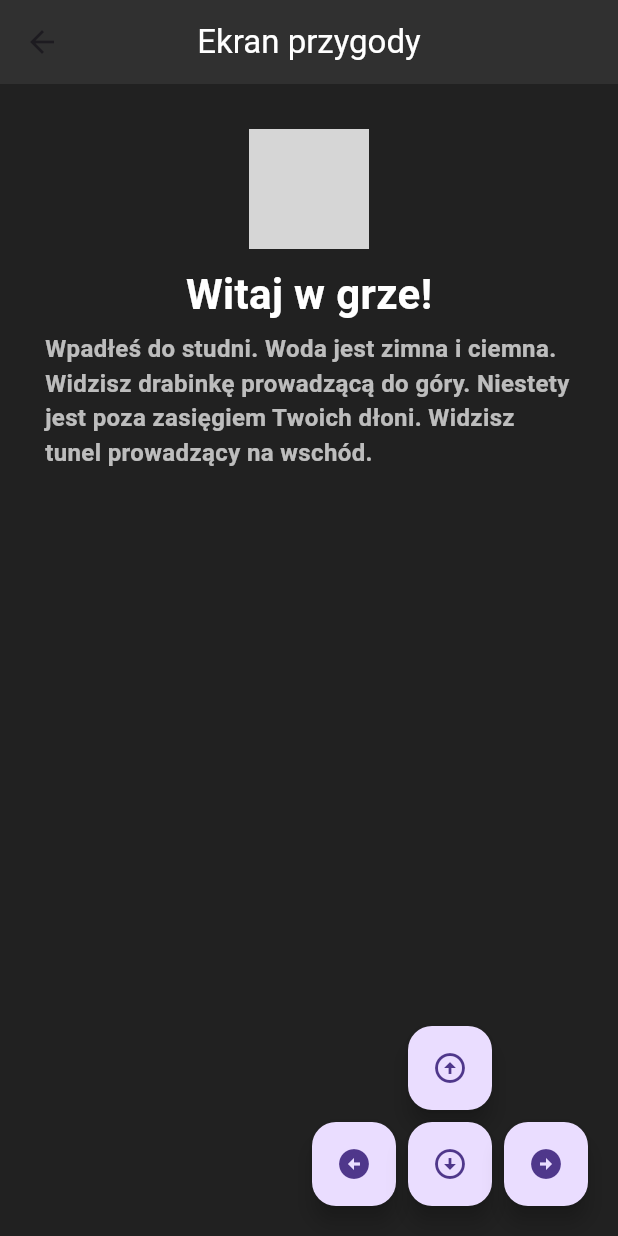
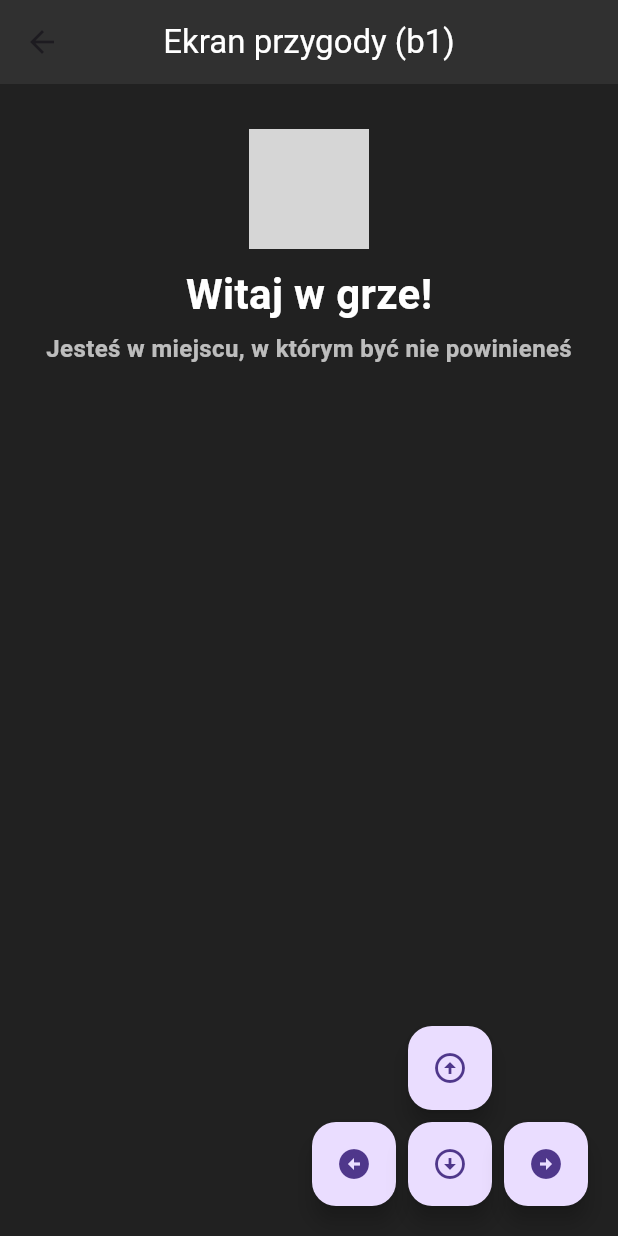
Before and after one commit to Porkite/darth-flutter, a Flutter app: the Game screen opened by its route, after a tap on the "arrow circle up" icon, on a phone screen of 412 x 824 dp. Run offline on Flutter 3.47's test engine with Material 3 defaults, Android fonts, the phone set to English and light mode, and no system bars; grey boxes are pictures that could not be loaded.

Commit message:
add movement

```diff
--- a/assets/adventures/dungeon.json
+++ b/assets/adventures/dungeon.json
@@ -6,7 +6,7 @@
       "000x0",
       "000x0"
     ],
-    "fileNamesInSequence": "abdcd",
+    "fileNamesInSequence": "abcde",
     "rankNamesInSequence": "1234"
   },
   "paragraphs": [
@@ -34,11 +34,11 @@
       "type": "text",
       "identifier": "d3",
       "options": {},
-      "text": "Jesteś w małym pomieszczeniu. Możesz iść na północ."
+      "text": "Jesteś w małym pomieszczeniu. Możesz iść na północ. Na południu widzisz jakieś handlarza"
     },
     {
       "type": "shop",
-      "identifier": "shop",
+      "identifier": "d4",
       "text": "",
       "options": {
         "welcomeText": "Jaką potkę wariacie ?",
--- a/lib/game/game.dart
+++ b/lib/game/game.dart
@@ -1,5 +1,9 @@
 import 'package:darth_flutter/game/paragraph-view-factory.dart';
+import 'package:darth_flutter/service/model/direction.dart';
 import 'package:flutter/material.dart';
+
+import '../service/game_manager.dart';
+
 
 class Game extends StatefulWidget {
   const Game({super.key});
@@ -10,15 +14,19 @@ class Game extends StatefulWidget {
 
 class _GameState extends State<Game> {
   String selectedIdentifier = 'b2';
+  // GameManager().changePlayerPosition('ds');
+  // Singleton().doSomething();
 
-  void setSelectedIdentifier(String identifier) {
+  void setSelectedIdentifier(Direction direction) {
     setState(() {
-      selectedIdentifier = identifier;
+      GameManager().changePlayerPosition(direction);
+      selectedIdentifier = GameManager().getPlayerPosition();
     });
   }
 
   @override
-  void initState() {
+  void initState()
+  {
     super.initState();
   }
 
@@ -27,8 +35,8 @@ class _GameState extends State<Game> {
     return Scaffold(
       backgroundColor: Colors.grey[900],
       appBar: AppBar(
-        title: const Text('Ekran przygody',
-            style: TextStyle(
+        title: Text('Ekran przygody ($selectedIdentifier)',
+            style: const TextStyle(
               color: Colors.white,
             )),
         centerTitle: true,
@@ -59,7 +67,9 @@ class _GameState extends State<Game> {
                 padding: const EdgeInsets.all(4.0),
                 child: FloatingActionButton(
                   heroTag: "n",
-                  onPressed: () {},
+                  onPressed: () {
+                    setSelectedIdentifier(Direction.NORTH);
+                  },
                   child: Icon(Icons.arrow_circle_up),
                 ),
               ),
@@ -74,7 +84,7 @@ class _GameState extends State<Game> {
                 child: FloatingActionButton(
                   heroTag: "e",
                   onPressed: () {
-                    setSelectedIdentifier("b2");
+                    setSelectedIdentifier(Direction.EAST);
                   },
                   child: Icon(Icons.arrow_circle_left),
                 ),
@@ -84,7 +94,7 @@ class _GameState extends State<Game> {
                 child: FloatingActionButton(
                   heroTag: "s",
                   onPressed: () {
-                    setSelectedIdentifier("shop");
+                    setSelectedIdentifier(Direction.SOUTH);
                   },
                   child: Icon(Icons.arrow_circle_down),
                 ),
@@ -94,7 +104,7 @@ class _GameState extends State<Game> {
                 child: FloatingActionButton(
                   heroTag: "w",
                   onPressed: () {
-                    setSelectedIdentifier("d2");
+                    setSelectedIdentifier(Direction.WEST);
                   },
                   child: Icon(Icons.arrow_circle_right),
                 ),
--- a/lib/game/paragraph-view-factory.dart
+++ b/lib/game/paragraph-view-factory.dart
@@ -9,7 +9,6 @@ class ParagraphViewFactory {
   static Future<Widget> buildParagraphViewByIdentifier(String identifier) async {
     AdventureData adventureData = await AdventureManager().getAdventure();
     Paragraph paragraph = adventureData.getParagraphById(identifier);
-
     return _getWidgetByType(paragraph);
   }
 
@@ -19,6 +18,8 @@ class ParagraphViewFactory {
         return TextTypeWidget(text: paragraph.text);
       case 'shop':
         return ShopWidget(paragraph: paragraph);
+      case 'error':
+        return TextTypeWidget(text: paragraph.text);
       default:
         return SizedBox();
     }
--- /dev/null
+++ b/lib/service/game_manager.dart
@@ -0,0 +1,30 @@
+import 'package:darth_flutter/service/model/coordinates.dart';
+
+import 'model/direction.dart';
+
+class GameManager {
+  static final GameManager _instance = GameManager._internal();
+  Coordinates playerCoordinates = Coordinates('b', '2');
+
+  factory GameManager() {
+    return _instance;
+  }
+
+  GameManager._internal();
+
+  void changePlayerPosition(Direction direction) {
+    if (direction == Direction.NORTH) {
+      playerCoordinates.y = (int.parse(playerCoordinates.y) - 1).toString();
+    } else if (direction == Direction.SOUTH) {
+      playerCoordinates.y = (int.parse(playerCoordinates.y) + 1).toString();
+    } else if (direction == Direction.WEST) {
+      playerCoordinates.x = String.fromCharCode(playerCoordinates.x.codeUnitAt(0) + 1);
+    } else if (direction == Direction.EAST) {
+      playerCoordinates.x = String.fromCharCode(playerCoordinates.x.codeUnitAt(0) - 1);
+    }
+  }
+
+  String getPlayerPosition() {
+    return playerCoordinates.x + playerCoordinates.y;
+  }
+}
--- a/lib/service/model/adventure_models.dart
+++ b/lib/service/model/adventure_models.dart
@@ -59,6 +59,6 @@ class AdventureData {
 
   Paragraph getParagraphById(String identifier){
     return paragraphs.firstWhere((element) => element.identifier == identifier,
-    orElse: () => paragraphs.first);
+    orElse: () => new Paragraph(identifier: '', options: {}, text: 'Jesteś w miejscu, w którym być nie powinieneś', type: 'error'));
   }
 }
--- /dev/null
+++ b/lib/service/model/coordinates.dart
@@ -0,0 +1,5 @@
+class Coordinates {
+  late String x;
+  late String y;
+  Coordinates(this.x, this.y);
+}
--- /dev/null
+++ b/lib/service/model/direction.dart
@@ -0,0 +1,6 @@
+enum Direction {
+  NORTH,
+  SOUTH,
+  EAST,
+  WEST
+}
```
